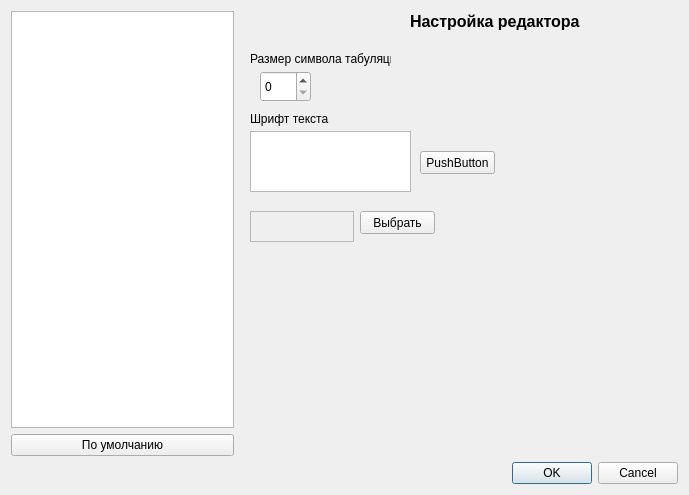
Old version of the form settingsdialog.ui in the repository NOOBS-DevTeam/Appendix.
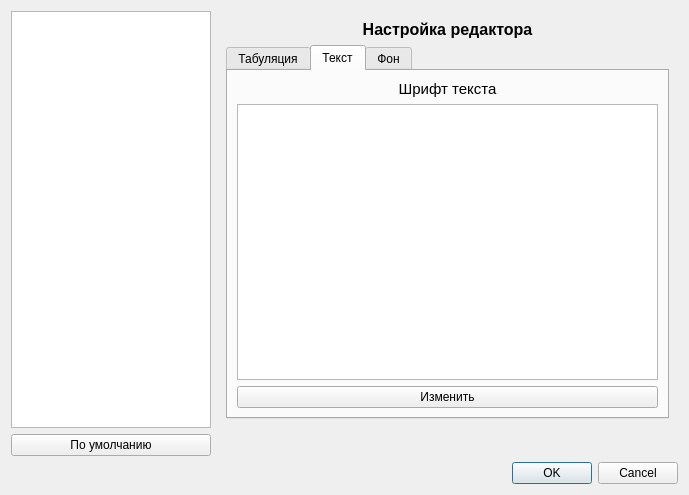
New version of the form. The open tabs and pages were chosen to show the change. Icons and pictures are not drawn. Custom widgets are drawn as their Qt base class.

Commit message: Немного улучшил дизайн настроек и закрыл #27

Patch:
```diff
--- a/settingsdialog.ui
+++ b/settingsdialog.ui
@@ -22,23 +22,40 @@
     <widget class="QListWidget" name="listWidget">
      <property name="maximumSize">
       <size>
-       <width>9999</width>
+       <width>200</width>
        <height>99999</height>
       </size>
      </property>
     </widget>
    </item>
+   <item row="2" column="1">
+    <widget class="QDialogButtonBox" name="buttonBox">
+     <property name="orientation">
+      <enum>Qt::Horizontal</enum>
+     </property>
+     <property name="standardButtons">
+      <set>QDialogButtonBox::Cancel|QDialogButtonBox::Ok</set>
+     </property>
+    </widget>
+   </item>
+   <item row="1" column="0">
+    <widget class="QPushButton" name="pushButton_10">
+     <property name="text">
+      <string>По умолчанию</string>
+     </property>
+    </widget>
+   </item>
    <item row="0" column="1">
     <widget class="QStackedWidget" name="stackedWidget">
      <property name="currentIndex">
-      <number>0</number>
+      <number>1</number>
      </property>
      <widget class="QWidget" name="page_3">
       <layout class="QGridLayout" name="gridLayout_3">
        <item row="0" column="0">
         <widget class="QLabel" name="label">
          <property name="text">
-          <string>&lt;html&gt;&lt;head/&gt;&lt;body&gt;&lt;p&gt;&lt;span style=&quot; font-size:12pt; font-weight:600;&quot;&gt;Подсветка синтаксиса&lt;/span&gt;&lt;/p&gt;&lt;/body&gt;&lt;/html&gt;</string>
+          <string>&lt;html&gt;&lt;head/&gt;&lt;body&gt;&lt;p align=&quot;center&quot;&gt;&lt;span style=&quot; font-size:12pt; font-weight:600;&quot;&gt;Подсветка синтаксиса&lt;/span&gt;&lt;/p&gt;&lt;/body&gt;&lt;/html&gt;</string>
          </property>
          <property name="textFormat">
           <enum>Qt::RichText</enum>
@@ -262,38 +279,19 @@
               <bool>true</bool>
              </property>
              <property name="plainText">
-              <string>/*
- * Sample preview code
- * This is a block comment
- */
+              <string>#include &lt;iostream&gt;
+//This is comment
+using namespace std;
 
-#include &lt;iostream&gt; // this is a line comment
-#include &lt;cstdio&gt;
-
-/**
-  * This is a documentation comment block
-  * @param xxx does this (this is the documentation keyword)
-  * @authr some user (this is the documentation keyword error)
-  */
-
-int main(int argc, char **argv)
+int main()
 {
-	/// This is a documentation comment line
-	int numbers[20];
-	int average = 0;
-	char ch = '\n';
-	for (int i = 0; i &lt; 20; ++i) // a breakpoint is set
-	{
-		numbers[i] = i; // active line (during debugging)
-		total += i; // error line
-	}
-	average = total / 20;
-	std::cout &lt;&lt; numbers[0] &lt;&lt; '\n' &lt;&lt; numbers[19] &lt;&lt; '\n';
-	std::cout &lt;&lt; &quot;total:&quot; &lt;&lt; total &lt;&lt; &quot;average:&quot; &lt;&lt; average &lt;&lt; '\n';
-	std::cout &lt;&lt; &quot;Press any key...&quot; &lt;&lt; '\n';
-	getch();
-}
-</string>
+	int a,b,sum;
+	string s=&quot;Summa equal &quot;;
+	cin&gt;&gt;a&gt;&gt;b;
+	sum=a+b;
+	cout&lt;&lt;s&lt;&lt;sum;
+	
+}</string>
              </property>
             </widget>
            </item>
@@ -661,67 +659,59 @@
       </layout>
      </widget>
      <widget class="QWidget" name="page_4">
+      <layout class="QGridLayout" name="gridLayout_13">
+       <item row="0" column="0">
       <widget class="QLabel" name="label_2">
-       <property name="geometry">
-        <rect>
-         <x>170</x>
-         <y>0</y>
-         <width>191</width>
-         <height>21</height>
-        </rect>
-       </property>
        <property name="text">
-        <string>&lt;html&gt;&lt;head/&gt;&lt;body&gt;&lt;p&gt;&lt;span style=&quot; font-size:12pt; font-weight:600;&quot;&gt;Настройка редактора&lt;/span&gt;&lt;/p&gt;&lt;/body&gt;&lt;/html&gt;</string>
+          <string>&lt;html&gt;&lt;head/&gt;&lt;body&gt;&lt;p align=&quot;center&quot;&gt;&lt;span style=&quot; font-size:12pt; font-weight:600;&quot;&gt;Настройка редактора&lt;/span&gt;&lt;/p&gt;&lt;/body&gt;&lt;/html&gt;</string>
        </property>
        <property name="textFormat">
         <enum>Qt::RichText</enum>
        </property>
       </widget>
+       </item>
+       <item row="1" column="0">
+        <widget class="QTabWidget" name="tabWidget_2">
+         <property name="tabPosition">
+          <enum>QTabWidget::North</enum>
+         </property>
+         <property name="tabShape">
+          <enum>QTabWidget::Rounded</enum>
+         </property>
+         <property name="currentIndex">
+          <number>0</number>
+         </property>
+         <widget class="QWidget" name="tab_4">
+          <attribute name="title">
+           <string>Табуляция</string>
+          </attribute>
+          <layout class="QGridLayout" name="gridLayout_10">
+           <item row="0" column="0">
       <widget class="QLabel" name="label_3">
-       <property name="geometry">
-        <rect>
-         <x>10</x>
-         <y>40</y>
-         <width>141</width>
-         <height>16</height>
-        </rect>
-       </property>
        <property name="text">
-        <string>Размер символа табуляции</string>
-       </property>
-      </widget>
-      <widget class="QSpinBox" name="spinBox">
-       <property name="geometry">
-        <rect>
-         <x>20</x>
-         <y>60</y>
-         <width>51</width>
-         <height>31</height>
-        </rect>
-       </property>
-      </widget>
+              <string>&lt;html&gt;&lt;head/&gt;&lt;body&gt;&lt;p&gt;&lt;span style=&quot; font-size:11pt;&quot;&gt;Размер символа табуляции&lt;/span&gt;&lt;/p&gt;&lt;/body&gt;&lt;/html&gt;</string>
+             </property>
+            </widget>
+           </item>
+           <item row="1" column="0">
+            <widget class="QSpinBox" name="spinBox"/>
+           </item>
+          </layout>
+         </widget>
+         <widget class="QWidget" name="tab_5">
+          <attribute name="title">
+           <string>Текст</string>
+          </attribute>
+          <layout class="QGridLayout" name="gridLayout_11">
+           <item row="0" column="0">
       <widget class="QLabel" name="label_4">
-       <property name="geometry">
-        <rect>
-         <x>10</x>
-         <y>100</y>
-         <width>141</width>
-         <height>16</height>
-        </rect>
-       </property>
        <property name="text">
-        <string>Шрифт текста</string>
-       </property>
-      </widget>
+              <string>&lt;html&gt;&lt;head/&gt;&lt;body&gt;&lt;p align=&quot;center&quot;&gt;&lt;span style=&quot; font-size:11pt;&quot;&gt;Шрифт текста&lt;/span&gt;&lt;/p&gt;&lt;/body&gt;&lt;/html&gt;</string>
+             </property>
+            </widget>
+           </item>
+           <item row="1" column="0">
       <widget class="QTextEdit" name="textEdit_4">
-       <property name="geometry">
-        <rect>
-         <x>10</x>
-         <y>120</y>
-         <width>161</width>
-         <height>61</height>
-        </rect>
-       </property>
        <property name="html">
         <string>&lt;!DOCTYPE HTML PUBLIC &quot;-//W3C//DTD HTML 4.0//EN&quot; &quot;http://www.w3.org/TR/REC-html40/strict.dtd&quot;&gt;
 &lt;html&gt;&lt;head&gt;&lt;meta name=&quot;qrichtext&quot; content=&quot;1&quot; /&gt;&lt;style type=&quot;text/css&quot;&gt;
@@ -730,63 +720,48 @@
 &lt;p style=&quot;-qt-paragraph-type:empty; margin-top:0px; margin-bottom:0px; margin-left:0px; margin-right:0px; -qt-block-indent:0; text-indent:0px; font-size:8pt;&quot;&gt;&lt;br /&gt;&lt;/p&gt;&lt;/body&gt;&lt;/html&gt;</string>
        </property>
       </widget>
+           </item>
+           <item row="2" column="0">
+            <widget class="QPushButton" name="pushButton_16">
+             <property name="text">
+              <string>Изменить</string>
+             </property>
+            </widget>
+           </item>
+          </layout>
+         </widget>
+         <widget class="QWidget" name="tab_6">
+          <attribute name="title">
+           <string>Фон</string>
+          </attribute>
+          <layout class="QGridLayout" name="gridLayout_12">
+           <item row="0" column="0">
+            <widget class="QLabel" name="label_5">
+             <property name="text">
+              <string>&lt;html&gt;&lt;head/&gt;&lt;body&gt;&lt;p align=&quot;center&quot;&gt;&lt;span style=&quot; font-size:11pt;&quot;&gt;Цвет фона&lt;/span&gt;&lt;/p&gt;&lt;/body&gt;&lt;/html&gt;</string>
+             </property>
+            </widget>
+           </item>
+           <item row="1" column="0">
       <widget class="QPlainTextEdit" name="plainTextEdit_14">
        <property name="enabled">
         <bool>false</bool>
        </property>
-       <property name="geometry">
-        <rect>
-         <x>10</x>
-         <y>200</y>
-         <width>104</width>
-         <height>31</height>
-        </rect>
-       </property>
-      </widget>
+            </widget>
+           </item>
+           <item row="2" column="0">
       <widget class="QPushButton" name="pushButton_15">
-       <property name="geometry">
-        <rect>
-         <x>120</x>
-         <y>200</y>
-         <width>75</width>
-         <height>23</height>
-        </rect>
-       </property>
        <property name="text">
         <string>Выбрать</string>
        </property>
       </widget>
-      <widget class="QPushButton" name="pushButton_16">
-       <property name="geometry">
-        <rect>
-         <x>180</x>
-         <y>140</y>
-         <width>75</width>
-         <height>23</height>
-        </rect>
-       </property>
-       <property name="text">
-        <string>PushButton</string>
-       </property>
-      </widget>
-     </widget>
-    </widget>
-   </item>
-   <item row="1" column="0">
-    <widget class="QPushButton" name="pushButton_10">
-     <property name="text">
-      <string>По умолчанию</string>
-     </property>
-    </widget>
-   </item>
-   <item row="2" column="1">
-    <widget class="QDialogButtonBox" name="buttonBox">
-     <property name="orientation">
-      <enum>Qt::Horizontal</enum>
-     </property>
-     <property name="standardButtons">
-      <set>QDialogButtonBox::Cancel|QDialogButtonBox::Ok</set>
-     </property>
+           </item>
+          </layout>
+         </widget>
+        </widget>
+       </item>
+      </layout>
+     </widget>
     </widget>
    </item>
   </layout>
```
Lines whose indentation alone changed are shown as unchanged. The commit also changes 1 other file.
